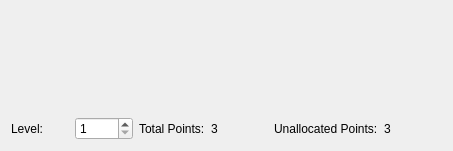
This is test.ui in futurebutt/mecalc as Qt 5 draws it before an edit. The edited form follows.
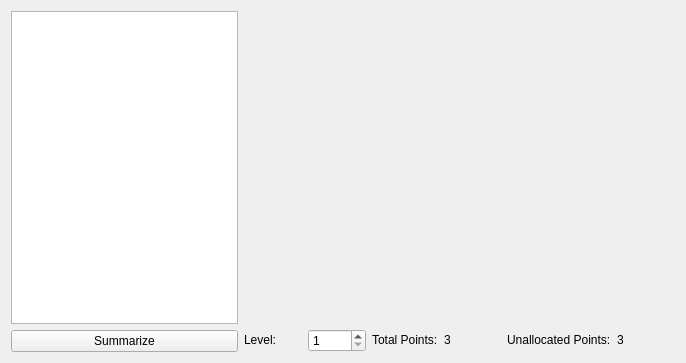
This is the edited form. Custom widgets are drawn as their Qt base class.

Commit message: added summary box to test ui. brought talenrbar ui file back in.

What changed in the file:
```diff
--- a/test.ui
+++ b/test.ui
@@ -6,20 +6,34 @@
    <rect>
     <x>0</x>
     <y>0</y>
-    <width>451</width>
-    <height>150</height>
+    <width>686</width>
+    <height>363</height>
    </rect>
   </property>
   <property name="windowTitle">
    <string>Form</string>
   </property>
-  <layout class="QHBoxLayout" name="horizontalLayout" stretch="0">
+  <layout class="QHBoxLayout" name="horizontalLayout" stretch="0,0">
+   <item>
+    <layout class="QVBoxLayout" name="verticalLayout_2">
+     <item>
+      <widget class="QTextEdit" name="summaryTextEdit"/>
+     </item>
+     <item>
+      <widget class="QPushButton" name="summaryButton">
+       <property name="text">
+        <string>Summarize</string>
+       </property>
+      </widget>
+     </item>
+    </layout>
+   </item>
    <item>
     <layout class="QVBoxLayout" name="verticalLayout">
      <item>
       <widget class="TalentBar" name="TalentBar" native="true">
        <property name="sizePolicy">
-        <sizepolicy hsizetype="Preferred" vsizetype="Preferred">
+        <sizepolicy hsizetype="Preferred" vsizetype="Fixed">
          <horstretch>0</horstretch>
          <verstretch>0</verstretch>
         </sizepolicy>
@@ -41,7 +55,7 @@
      <item>
       <widget class="TalentBar" name="TalentBar_2" native="true">
        <property name="sizePolicy">
-        <sizepolicy hsizetype="Preferred" vsizetype="Preferred">
+        <sizepolicy hsizetype="Preferred" vsizetype="Fixed">
          <horstretch>0</horstretch>
          <verstretch>0</verstretch>
         </sizepolicy>
@@ -60,10 +74,29 @@
        </property>
       </widget>
      </item>
+     <item>
+      <spacer name="verticalSpacer">
+       <property name="orientation">
+        <enum>Qt::Vertical</enum>
+       </property>
+       <property name="sizeHint" stdset="0">
+        <size>
+         <width>20</width>
+         <height>40</height>
+        </size>
+       </property>
+      </spacer>
+     </item>
      <item>
       <layout class="QHBoxLayout" name="horizontalLayout_2">
        <item>
         <widget class="QLabel" name="label_3">
+         <property name="sizePolicy">
+          <sizepolicy hsizetype="Preferred" vsizetype="Fixed">
+           <horstretch>0</horstretch>
+           <verstretch>0</verstretch>
+          </sizepolicy>
+         </property>
          <property name="text">
           <string>Level:</string>
          </property>
@@ -71,6 +104,12 @@
        </item>
        <item>
         <widget class="QSpinBox" name="levelSpin">
+         <property name="sizePolicy">
+          <sizepolicy hsizetype="Minimum" vsizetype="Fixed">
+           <horstretch>0</horstretch>
+           <verstretch>0</verstretch>
+          </sizepolicy>
+         </property>
          <property name="readOnly">
           <bool>false</bool>
          </property>
@@ -84,6 +123,12 @@
        </item>
        <item>
         <widget class="QLabel" name="label">
+         <property name="sizePolicy">
+          <sizepolicy hsizetype="Preferred" vsizetype="Fixed">
+           <horstretch>0</horstretch>
+           <verstretch>0</verstretch>
+          </sizepolicy>
+         </property>
          <property name="text">
           <string>Total Points:</string>
          </property>
@@ -91,6 +136,12 @@
        </item>
        <item>
         <widget class="QLabel" name="totalPointLabel">
+         <property name="sizePolicy">
+          <sizepolicy hsizetype="Preferred" vsizetype="Fixed">
+           <horstretch>0</horstretch>
+           <verstretch>0</verstretch>
+          </sizepolicy>
+         </property>
          <property name="text">
           <string>3</string>
          </property>
@@ -98,6 +149,12 @@
        </item>
        <item>
         <widget class="QLabel" name="label_2">
+         <property name="sizePolicy">
+          <sizepolicy hsizetype="Preferred" vsizetype="Fixed">
+           <horstretch>0</horstretch>
+           <verstretch>0</verstretch>
+          </sizepolicy>
+         </property>
          <property name="text">
           <string>Unallocated Points:</string>
          </property>
@@ -105,6 +162,12 @@
        </item>
        <item>
         <widget class="QLabel" name="unallocatedPointLabel">
+         <property name="sizePolicy">
+          <sizepolicy hsizetype="Preferred" vsizetype="Fixed">
+           <horstretch>0</horstretch>
+           <verstretch>0</verstretch>
+          </sizepolicy>
+         </property>
          <property name="text">
           <string>3</string>
          </property>
```
Left out of the diff: 4 changed lines with no effect on the pictures. The commit also changes 1 other file.
